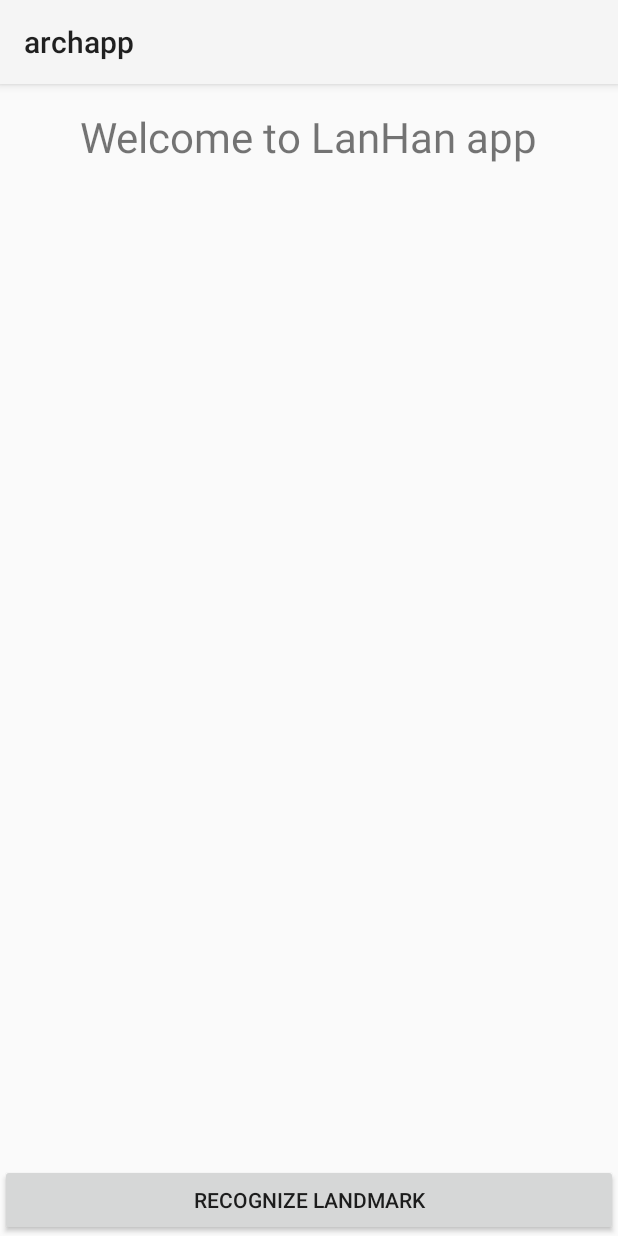
After one commit to Urdzik/ViewIt, an Android app: the WelcomeActivity screen opened directly, with no data from a screen before it, on a phone screen of 412 x 824 dp. The commit adds this screen. Run offline under Robolectric (Android 15) with nearby library versions, the phone set to English and light mode, and no system bars; libraries missing offline, so code that uses them is left out: com.theartofdev.edmodo.

Commit message:
Added WelcomeActivity. Recognizer now works.

```diff
--- /dev/null
+++ b/app/src/main/java/com/company/archapp/WelcomeActivity.kt
@@ -0,0 +1,40 @@
+package com.company.archapp
+
+import android.app.Activity
+import android.content.Intent
+import android.os.Bundle
+import android.support.v7.app.AppCompatActivity
+import android.widget.Button
+import android.widget.Toast
+import com.theartofdev.edmodo.cropper.CropImage
+
+class WelcomeActivity : AppCompatActivity() {
+    private val recognizeBtn by lazy { findViewById<Button>(R.id.recognize_btn)!! }
+
+    override fun onCreate(savedInstanceState: Bundle?) {
+        super.onCreate(savedInstanceState)
+        setContentView(R.layout.activity_welcome)
+
+        recognizeBtn.setOnClickListener {
+            CropImage.activity().start(this)
+        }
+    }
+
+    public override fun onActivityResult(requestCode: Int, resultCode: Int, data: Intent?) {
+        if (requestCode == CropImage.CROP_IMAGE_ACTIVITY_REQUEST_CODE) {
+            val result = CropImage.getActivityResult(data)
+            if (resultCode == Activity.RESULT_OK) {
+                val resultUri = result.uri
+                val intent = Intent(this, ResultActivity::class.java)
+                intent.putExtra(IMAGE_URI, resultUri)
+                startActivity(intent)
+            } else if (resultCode == CropImage.CROP_IMAGE_ACTIVITY_RESULT_ERROR_CODE) {
+                Toast.makeText(this, "There was some error", Toast.LENGTH_SHORT).show()
+            }
+        }
+    }
+
+    companion object {
+        const val IMAGE_URI = "image_uri"
+    }
+}
--- /dev/null
+++ b/app/src/main/res/layout/activity_welcome.xml
@@ -0,0 +1,25 @@
+<?xml version="1.0" encoding="utf-8"?>
+<RelativeLayout
+        xmlns:android="http://schemas.android.com/apk/res/android"
+        xmlns:tools="http://schemas.android.com/tools"
+        android:layout_width="match_parent"
+        android:layout_height="match_parent"
+        tools:context=".WelcomeActivity">
+
+    <TextView
+            android:id="@+id/welcome_tv"
+            android:layout_width="wrap_content"
+            android:layout_height="wrap_content"
+            android:text="@string/welcome_to_lanhan"
+            android:textSize="@dimen/welcome_text_size"
+            android:layout_centerHorizontal="true"
+            android:layout_marginTop="@dimen/welcome_margin_top"/>
+
+    <Button
+            android:id="@+id/recognize_btn"
+            android:layout_width="match_parent"
+            android:layout_height="wrap_content"
+            android:text="@string/recognize_landmark"
+            android:layout_alignParentBottom="true"/>
+
+</RelativeLayout>
--- a/app/src/main/res/values/colors.xml
+++ b/app/src/main/res/values/colors.xml
@@ -3,5 +3,5 @@
     <color name="colorPrimary">#008577</color>
     <color name="colorPrimaryDark">#00574B</color>
     <color name="colorAccent">#D81B60</color>
-    <color name="silding_layout_color">#fff</color>
+    <color name="sliding_panel_color">#FFFFFF</color>
 </resources>
--- a/app/src/main/res/values/dimens.xml
+++ b/app/src/main/res/values/dimens.xml
@@ -3,4 +3,6 @@
 
     <dimen name="panel_height">68dp</dimen>
     <dimen name="panel_shadow_height">1dp</dimen>
+    <dimen name="welcome_text_size">28sp</dimen>
+    <dimen name="welcome_margin_top">16dp</dimen>
 </resources>
--- a/app/src/main/res/values/strings.xml
+++ b/app/src/main/res/values/strings.xml
@@ -1,3 +1,5 @@
 <resources>
     <string name="app_name">archapp</string>
+    <string name="welcome_to_lanhan">Welcome to LanHan app</string>
+    <string name="recognize_landmark">Recognize landmark</string>
 </resources>
```
Also changed, not shown: app/build.gradle (+8 -1 lines), app/src/main/AndroidManifest.xml (+18 -5 lines), app/src/main/java/com/company/archapp/MainActivity.kt (deleted, +0 -60 lines), app/src/main/java/com/company/archapp/ResultActivity.kt (added, +110 -0 lines), app/src/main/res/layout/activity_result.xml (renamed from app/src/main/res/layout/activity_main.xml, +11 -3 lines).
